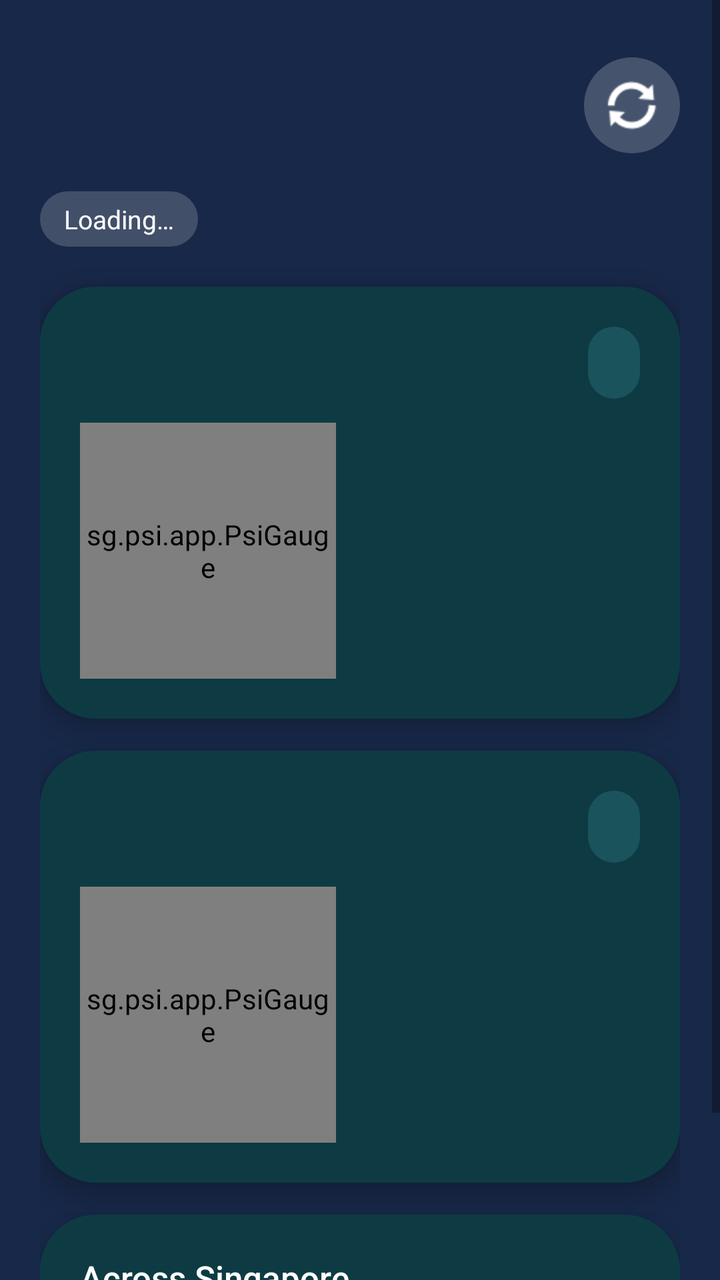
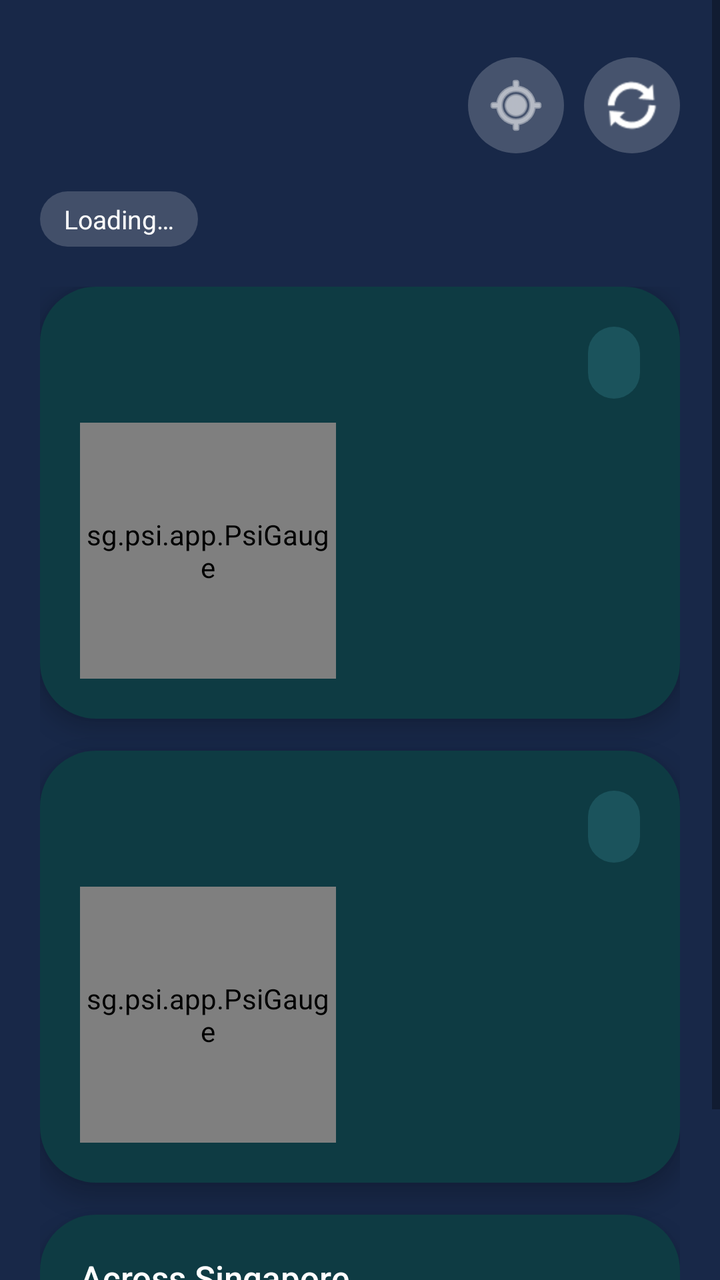

Compare the two renders of this Android layout. The source of the first and the diff that turns it into the second are given below.
<!-- AndroidManifest.xml: application theme android:Theme.Material.Light.NoActionBar -->
<!-- res/layout/activity_main.xml -->
<?xml version="1.0" encoding="utf-8"?>
<ScrollView xmlns:android="http://schemas.android.com/apk/res/android"
    android:id="@+id/root"
    android:layout_width="match_parent"
    android:layout_height="match_parent"
    android:background="#182848"
    android:fillViewport="true"
    android:fitsSystemWindows="true">

    <LinearLayout
        android:layout_width="match_parent"
        android:layout_height="wrap_content"
        android:orientation="vertical"
        android:paddingStart="20dp"
        android:paddingTop="24dp"
        android:paddingEnd="20dp"
        android:paddingBottom="20dp">

        <LinearLayout
            android:layout_width="match_parent"
            android:layout_height="wrap_content"
            android:gravity="center_vertical"
            android:orientation="horizontal">

            <LinearLayout
                android:layout_width="0dp"
                android:layout_height="wrap_content"
                android:layout_weight="1"
                android:orientation="vertical">

                <TextView
                    android:id="@+id/greeting"
                    android:layout_width="wrap_content"
                    android:layout_height="wrap_content"
                    android:fontFamily="sans-serif-medium"
                    android:textColor="#FFFFFF"
                    android:textSize="28sp" />

                <TextView
                    android:id="@+id/date"
                    android:layout_width="wrap_content"
                    android:layout_height="wrap_content"
                    android:alpha="0.85"
                    android:textColor="#FFFFFF"
                    android:textSize="15sp" />
            </LinearLayout>

            <ImageButton
                android:id="@+id/refresh"
                android:layout_width="48dp"
                android:layout_height="48dp"
                android:background="@drawable/glass_circle"
                android:contentDescription="Refresh"
                android:src="@android:drawable/ic_popup_sync"
                android:tint="#FFFFFF" />
        </LinearLayout>

        <TextView
            android:id="@+id/updated"
            android:layout_width="wrap_content"
            android:layout_height="wrap_content"
            android:layout_marginTop="14dp"
            android:layout_marginBottom="20dp"
            android:background="@drawable/glass_pill"
            android:paddingStart="12dp"
            android:paddingTop="5dp"
            android:paddingEnd="12dp"
            android:paddingBottom="5dp"
            android:text="Loading…"
            android:textColor="#FFFFFF"
            android:textSize="13sp" />

        <include
            android:id="@+id/home_card"
            layout="@layout/psi_card" />

        <include
            android:id="@+id/office_card"
            layout="@layout/psi_card" />

        <LinearLayout
            android:layout_width="match_parent"
            android:layout_height="wrap_content"
            android:background="@drawable/card_bg"
            android:elevation="6dp"
            android:orientation="vertical"
            android:padding="20dp">

            <TextView
                android:layout_width="wrap_content"
                android:layout_height="wrap_content"
                android:fontFamily="sans-serif-medium"
                android:text="Across Singapore"
                android:textColor="#FFFFFF"
                android:textSize="17sp" />

            <LinearLayout
                android:id="@+id/regions"
                android:layout_width="match_parent"
                android:layout_height="wrap_content"
                android:layout_marginTop="14dp"
                android:orientation="horizontal" />
        </LinearLayout>

        <TextView
            android:layout_width="match_parent"
            android:layout_height="wrap_content"
            android:layout_marginTop="16dp"
            android:alpha="0.75"
            android:gravity="center"
            android:text="24-hour PSI · National Environment Agency via data.gov.sg"
            android:textColor="#FFFFFF"
            android:textSize="12sp" />
    </LinearLayout>
</ScrollView>
<!-- res/layout/psi_card.xml (included above) -->
<?xml version="1.0" encoding="utf-8"?>
<LinearLayout xmlns:android="http://schemas.android.com/apk/res/android"
    android:layout_width="match_parent"
    android:layout_height="wrap_content"
    android:layout_marginBottom="16dp"
    android:background="@drawable/card_bg"
    android:elevation="6dp"
    android:orientation="vertical"
    android:padding="20dp">

    <LinearLayout
        android:layout_width="match_parent"
        android:layout_height="wrap_content"
        android:gravity="center_vertical"
        android:orientation="horizontal">

        <TextView
            android:id="@+id/emoji"
            android:layout_width="wrap_content"
            android:layout_height="wrap_content"
            android:textSize="22sp" />

        <TextView
            android:id="@+id/title"
            android:layout_width="0dp"
            android:layout_height="wrap_content"
            android:layout_marginStart="8dp"
            android:layout_weight="1"
            android:fontFamily="sans-serif-medium"
            android:textColor="#FFFFFF"
            android:textSize="19sp" />

        <TextView
            android:id="@+id/region"
            android:layout_width="wrap_content"
            android:layout_height="wrap_content"
            android:background="@drawable/chip_bg"
            android:fontFamily="sans-serif-medium"
            android:minHeight="36dp"
            android:gravity="center"
            android:paddingStart="14dp"
            android:paddingEnd="12dp"
            android:textColor="#FFFFFF"
            android:textSize="14sp" />
    </LinearLayout>

    <LinearLayout
        android:layout_width="match_parent"
        android:layout_height="wrap_content"
        android:layout_marginTop="12dp"
        android:gravity="center_vertical"
        android:orientation="horizontal">

        <sg.psi.app.PsiGauge
            android:id="@+id/gauge"
            android:layout_width="128dp"
            android:layout_height="128dp" />

        <LinearLayout
            android:layout_width="0dp"
            android:layout_height="wrap_content"
            android:layout_marginStart="18dp"
            android:layout_weight="1"
            android:orientation="vertical">

            <TextView
                android:id="@+id/band"
                android:layout_width="wrap_content"
                android:layout_height="wrap_content"
                android:fontFamily="sans-serif-medium"
                android:paddingStart="12dp"
                android:paddingTop="5dp"
                android:paddingEnd="12dp"
                android:paddingBottom="5dp"
                android:textColor="#FFFFFF"
                android:textSize="14sp" />

            <TextView
                android:id="@+id/advice"
                android:layout_width="wrap_content"
                android:layout_height="wrap_content"
                android:layout_marginTop="10dp"
                android:lineSpacingExtra="2dp"
                android:textColor="#B9D6D9"
                android:textSize="15sp" />
        </LinearLayout>
    </LinearLayout>
</LinearLayout>
<!-- resources referenced by this layout -->
<resources>
  <!-- drawable card_bg (drawable) -->
  <?xml version="1.0" encoding="utf-8"?>
  <shape xmlns:android="http://schemas.android.com/apk/res/android" android:shape="rectangle">
      <solid android:color="#0E3B43" />
      <corners android:radius="28dp" />
  </shape>
  <!-- drawable chip_bg (drawable) -->
  <?xml version="1.0" encoding="utf-8"?>
  <shape xmlns:android="http://schemas.android.com/apk/res/android" android:shape="rectangle">
      <solid android:color="#1B535C" />
      <corners android:radius="20dp" />
  </shape>
  <!-- drawable glass_circle (drawable) -->
  <?xml version="1.0" encoding="utf-8"?>
  <shape xmlns:android="http://schemas.android.com/apk/res/android" android:shape="oval">
      <solid android:color="#33FFFFFF" />
  </shape>
  <!-- drawable glass_pill (drawable) -->
  <?xml version="1.0" encoding="utf-8"?>
  <shape xmlns:android="http://schemas.android.com/apk/res/android" android:shape="rectangle">
      <solid android:color="#2EFFFFFF" />
      <corners android:radius="20dp" />
  </shape>
</resources>

<!-- the commit's change to res/layout/activity_main.xml (unified diff, before → after) -->
@@ -8,6 +8,7 @@
     android:fitsSystemWindows="true">
 
     <LinearLayout
+        android:id="@+id/content"
         android:layout_width="match_parent"
         android:layout_height="wrap_content"
         android:orientation="vertical"
@@ -44,6 +45,16 @@
                     android:textColor="#FFFFFF"
                     android:textSize="15sp" />
             </LinearLayout>
+
+            <ImageButton
+                android:id="@+id/places"
+                android:layout_width="48dp"
+                android:layout_height="48dp"
+                android:layout_marginEnd="10dp"
+                android:background="@drawable/glass_circle"
+                android:contentDescription="Set home and office regions"
+                android:src="@android:drawable/ic_menu_mylocation"
+                android:tint="#FFFFFF" />
 
             <ImageButton
                 android:id="@+id/refresh"
@@ -70,45 +81,54 @@
             android:textColor="#FFFFFF"
             android:textSize="13sp" />
 
-        <include
-            android:id="@+id/home_card"
-            layout="@layout/psi_card" />
-
-        <include
-            android:id="@+id/office_card"
-            layout="@layout/psi_card" />
-
+        
         <LinearLayout
+            android:id="@+id/cards"
             android:layout_width="match_parent"
             android:layout_height="wrap_content"
-            android:background="@drawable/card_bg"
-            android:elevation="6dp"
-            android:orientation="vertical"
-            android:padding="20dp">
-
-            <TextView
-                android:layout_width="wrap_content"
-                android:layout_height="wrap_content"
-                android:fontFamily="sans-serif-medium"
-                android:text="Across Singapore"
-                android:textColor="#FFFFFF"
-                android:textSize="17sp" />
+            android:orientation="vertical">
+
+            <include
+                android:id="@+id/home_card"
+                layout="@layout/psi_card" />
+
+            <include
+                android:id="@+id/office_card"
+                layout="@layout/psi_card" />
 
             <LinearLayout
-                android:id="@+id/regions"
+                android:id="@+id/regions_card"
                 android:layout_width="match_parent"
                 android:layout_height="wrap_content"
-                android:layout_marginTop="14dp"
-                android:orientation="horizontal" />
+                android:background="@drawable/card_bg"
+                android:elevation="6dp"
+                android:orientation="vertical"
+                android:padding="20dp">
+
+                <TextView
+                    android:layout_width="wrap_content"
+                    android:layout_height="wrap_content"
+                    android:fontFamily="sans-serif-medium"
+                    android:text="Across Singapore"
+                    android:textColor="#FFFFFF"
+                    android:textSize="17sp" />
+
+                <LinearLayout
+                    android:id="@+id/regions"
+                    android:layout_width="match_parent"
+                    android:layout_height="wrap_content"
+                    android:layout_marginTop="14dp"
+                    android:orientation="horizontal" />
+            </LinearLayout>
         </LinearLayout>
 
         <TextView
             android:layout_width="match_parent"
             android:layout_height="wrap_content"
-            android:layout_marginTop="16dp"
             android:alpha="0.75"
             android:gravity="center"
-            android:text="24-hour PSI · National Environment Agency via data.gov.sg"
+            android:text="Long-press a card to move it\n24-hour PSI · National Environment Agency via data.gov.sg"
+            android:lineSpacingExtra="4dp"
             android:textColor="#FFFFFF"
             android:textSize="12sp" />
     </LinearLayout>
